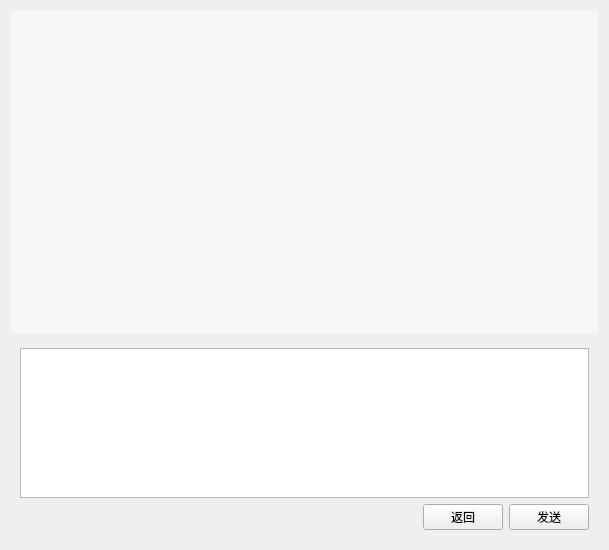
Above: Client/chatroom.ui from PengCheng-official/ClassProj before the change. Below: the same form after it.
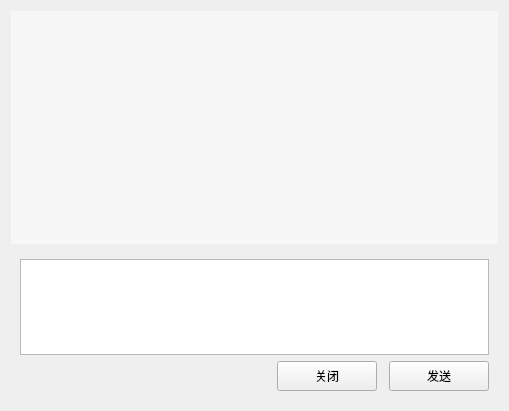
That is the form after the change. Custom widgets are drawn as their Qt base class.

Commit message: feat: class chat and chatMapper finish

Patch:
```diff
--- a/Client/chatroom.ui
+++ b/Client/chatroom.ui
@@ -6,10 +6,16 @@
    <rect>
     <x>0</x>
     <y>0</y>
-    <width>609</width>
-    <height>550</height>
+    <width>509</width>
+    <height>411</height>
    </rect>
   </property>
+  <property name="minimumSize">
+   <size>
+    <width>320</width>
+    <height>270</height>
+   </size>
+  </property>
   <property name="windowTitle">
    <string>Form</string>
   </property>
@@ -19,23 +25,16 @@
      <property name="minimumSize">
       <size>
        <width>0</width>
-       <height>200</height>
+       <height>50</height>
       </size>
      </property>
      <property name="maximumSize">
       <size>
        <width>16777215</width>
-       <height>200</height>
+       <height>150</height>
       </size>
      </property>
      <layout class="QGridLayout" name="gridLayout_2">
-      <item row="1" column="2">
-       <widget class="ElaPushButton" name="returnBtn">
-        <property name="text">
-         <string>返回</string>
-        </property>
-       </widget>
-      </item>
       <item row="1" column="0">
        <spacer name="horizontalSpacer">
         <property name="orientation">
@@ -51,6 +50,18 @@
       </item>
       <item row="1" column="3">
        <widget class="ElaPushButton" name="sendBtn">
+        <property name="minimumSize">
+         <size>
+          <width>100</width>
+          <height>30</height>
+         </size>
+        </property>
+        <property name="maximumSize">
+         <size>
+          <width>100</width>
+          <height>30</height>
+         </size>
+        </property>
         <property name="text">
          <string>发送</string>
         </property>
@@ -64,6 +75,37 @@
           <verstretch>0</verstretch>
          </sizepolicy>
         </property>
+        <property name="minimumSize">
+         <size>
+          <width>0</width>
+          <height>50</height>
+         </size>
+        </property>
+        <property name="maximumSize">
+         <size>
+          <width>16777215</width>
+          <height>120</height>
+         </size>
+        </property>
+       </widget>
+      </item>
+      <item row="1" column="1">
+       <widget class="ElaPushButton" name="returnBtn">
+        <property name="minimumSize">
+         <size>
+          <width>100</width>
+          <height>30</height>
+         </size>
+        </property>
+        <property name="maximumSize">
+         <size>
+          <width>100</width>
+          <height>30</height>
+         </size>
+        </property>
+        <property name="text">
+         <string>关闭</string>
+        </property>
        </widget>
       </item>
      </layout>
```
Left out of the diff: 57 changed lines with no effect on the pictures. The commit also changes 37 other files.
